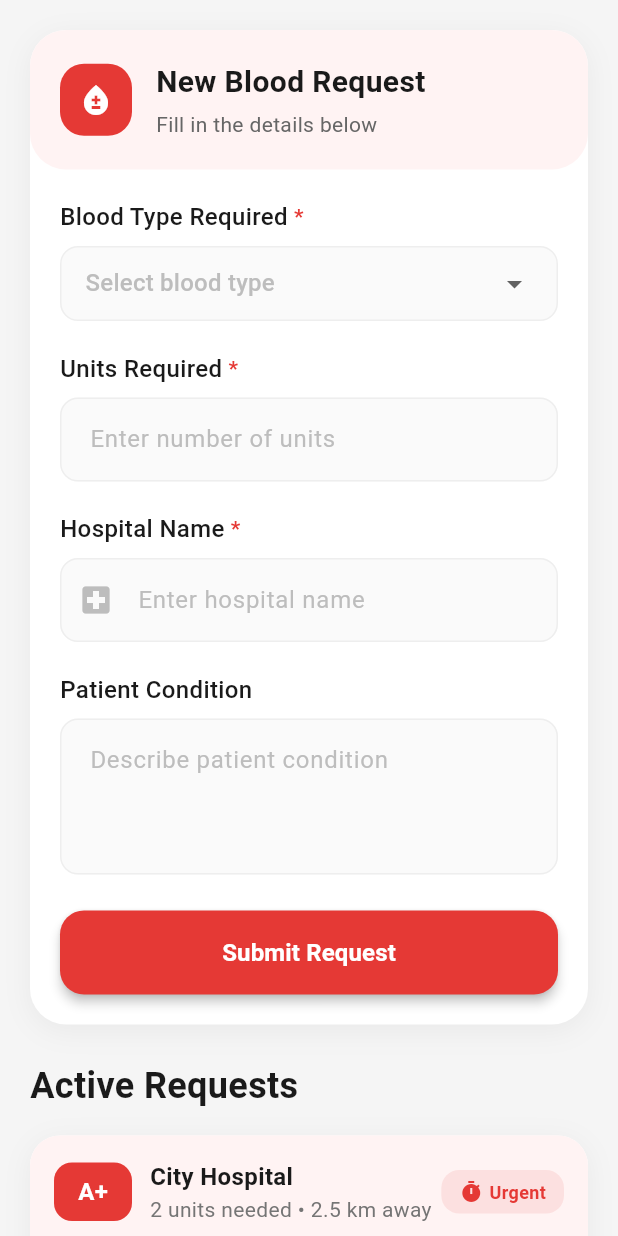
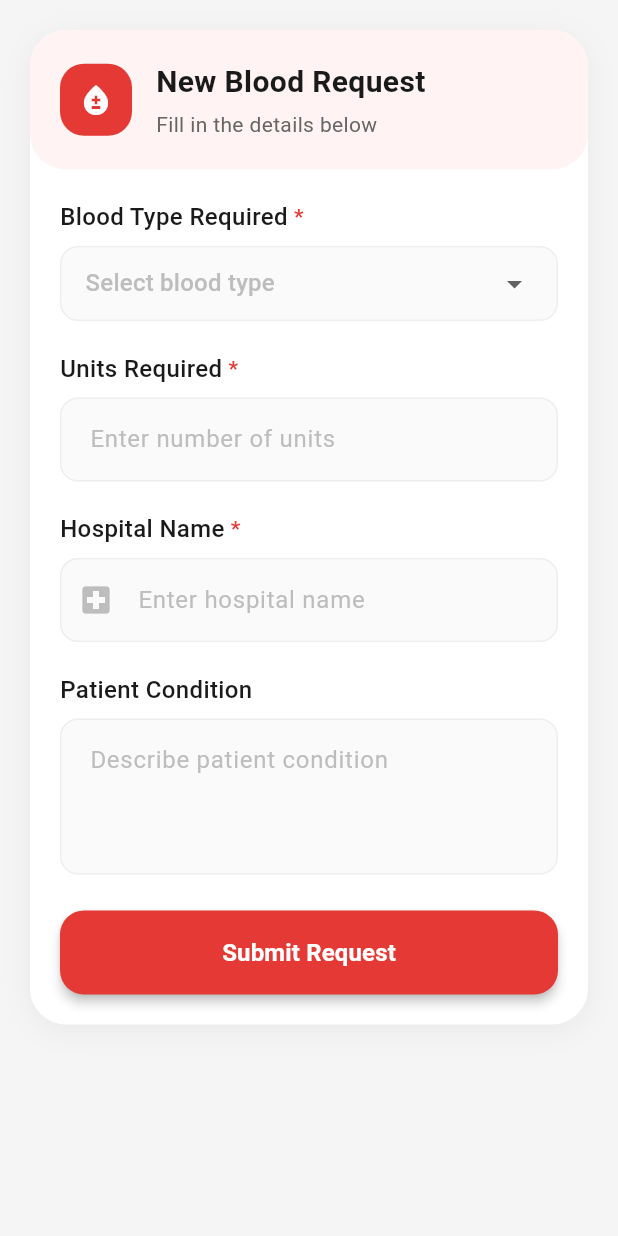
Before and after one commit to Sreenu-Chandaka/life_drop, a Flutter app: the BloodRequestScreen screen opened directly, on a phone screen of 412 x 824 dp. Run offline on Flutter 3.47's test engine with Material 3 defaults, Android fonts, the light colour scheme and no system bars.

Commit message:
Update blood_request_screen.dart

```diff
--- a/lib/screens/blood_request_screen.dart
+++ b/lib/screens/blood_request_screen.dart
@@ -16,16 +16,7 @@ class BloodRequestScreen extends StatelessWidget {
               delegate: SliverChildListDelegate([
                 _buildRequestForm(context),
                 const SizedBox(height: 24),
-                const Text(
-                  'Active Requests',
-                  style: TextStyle(
-                    fontSize: 24,
-                    fontWeight: FontWeight.bold,
-                    color: Color(0xFF1A1A1A),
-                  ),
-                ),
-                const SizedBox(height: 16),
-                _buildActiveRequests(context),
+
               ]),
             ),
           ),
@@ -166,21 +157,8 @@ class BloodRequestScreen extends StatelessWidget {
     );
   }
 
-  Widget _buildActiveRequests(BuildContext context) {
-    return ListView.builder(
-      shrinkWrap: true,
-      physics: const NeverScrollableScrollPhysics(),
-      itemCount: 3,
-      itemBuilder: (context, index) => _RequestCard(
-        bloodType: 'A+',
-        hospital: 'City Hospital',
-        units: 2,
-        timeAgo: '2 hours ago',
-        isUrgent: index == 0,
-        distance: '2.5 km away',
-      ),
-    );
-  }
+
+
 }
 
 class _FormField extends StatelessWidget {
```
